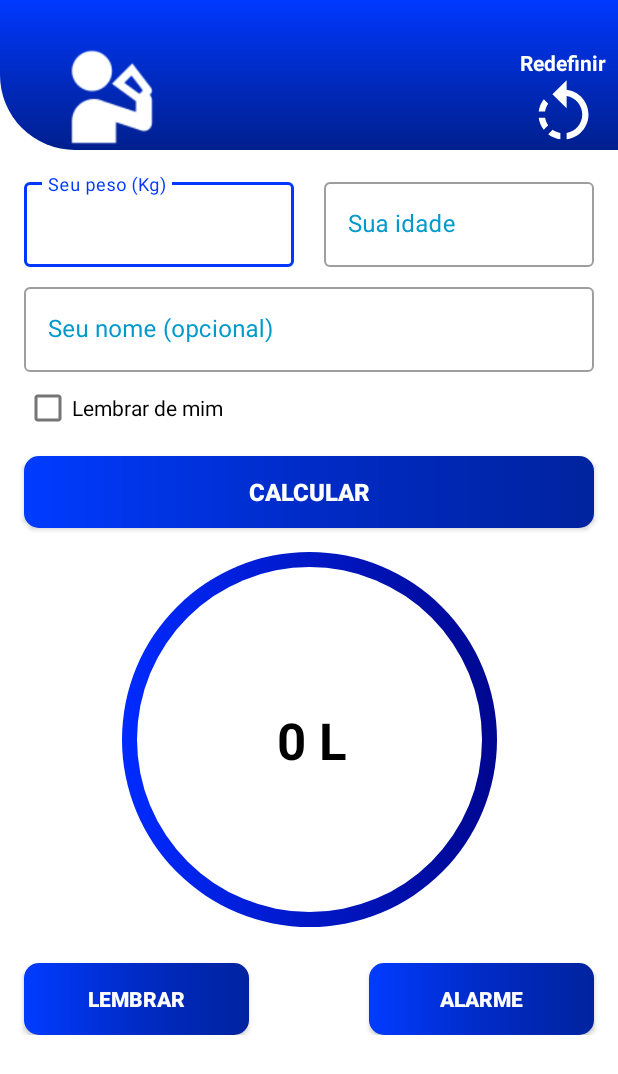
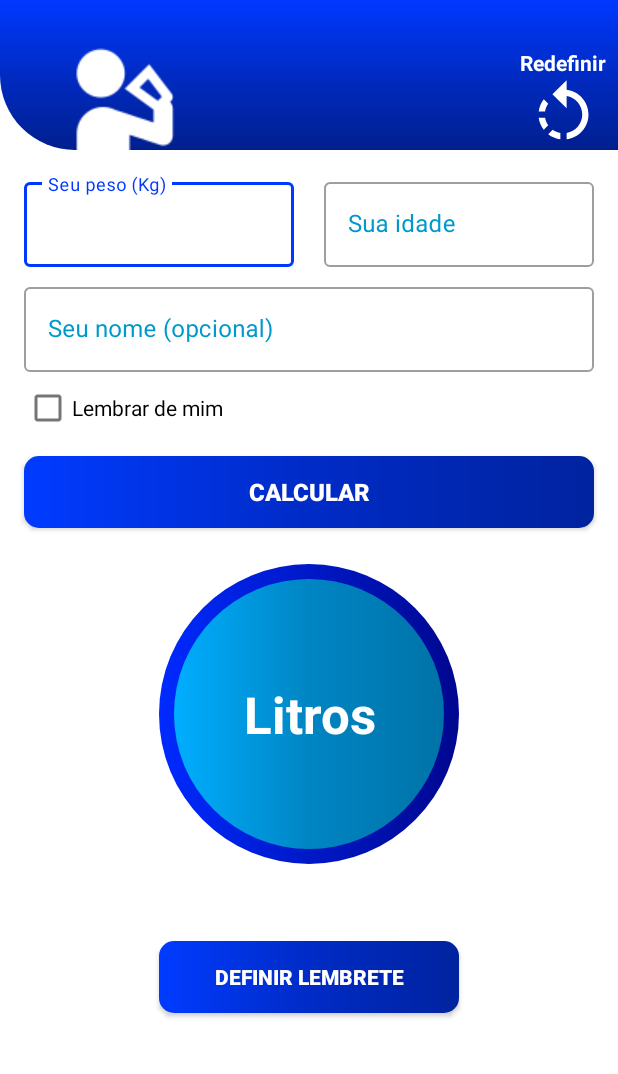
Before and after one commit to Fells778/app-lembrar-de-beber-agua, an Android app: the layout activity_main.xml on its own in the app's theme, with its tools: preview values and no code run, on a phone screen of 412 x 824 dp. Shown: the top 1074 px of the screen. Run offline under Robolectric (Android 15) with nearby library versions, the phone set to English and light mode, and no system bars.

Commit message:
feat: alterações no layout | add fun setVisibleMessage | remove CalcularIngestaoDiaria

```diff
--- a/app/src/main/res/drawable/custom_result.xml
+++ b/app/src/main/res/drawable/custom_result.xml
@@ -15,8 +15,13 @@
         android:right="10dp"
         android:top="10dp">
         <shape android:shape="oval">
-            <solid android:color="@color/white">
-            </solid>
+            <gradient
+                android:startColor="#00AEFF"
+                android:centerColor="#0085C3"
+                android:endColor="#0073A8"
+                android:type="linear">
+
+            </gradient>
         </shape>
     </item>
 </layer-list>
--- a/app/src/main/res/layout/activity_main.xml
+++ b/app/src/main/res/layout/activity_main.xml
@@ -23,15 +23,15 @@
 
             <ImageView
                 android:id="@+id/imageView"
-                android:layout_width="80dp"
-                android:layout_height="80dp"
+                android:layout_width="0dp"
+                android:layout_height="wrap_content"
                 android:layout_marginStart="32dp"
-                android:layout_marginTop="32dp"
+                android:layout_marginTop="42dp"
+                android:contentDescription="@string/legend_drinking_water"
                 app:layout_constraintBottom_toBottomOf="@+id/view"
                 app:layout_constraintStart_toStartOf="parent"
                 app:layout_constraintTop_toTopOf="parent"
-                app:srcCompat="@drawable/icons8_a_beber_96"
-                android:contentDescription="@string/legend_drinking_water"/>
+                app:srcCompat="@drawable/icons8_a_beber_96" />
 
             <ImageView
                 android:id="@+id/imageView_reset"
@@ -96,7 +96,7 @@
                     android:layout_height="wrap_content"
                     android:inputType="numberDecimal"
                     android:maxLength="3"
-                    android:textColorHint="@android:color/holo_blue_dark" />
+                    android:textColorHint="#757575" />
 
 
             </com.google.android.material.textfield.TextInputLayout>
@@ -145,9 +145,9 @@
 
             <View
                 android:id="@+id/view2"
-                android:layout_width="250dp"
-                android:layout_height="250dp"
-                android:layout_marginTop="16dp"
+                android:layout_width="200dp"
+                android:layout_height="200dp"
+                android:layout_marginTop="24dp"
                 android:background="@drawable/custom_result"
                 app:layout_constraintEnd_toEndOf="@+id/button_calc"
                 app:layout_constraintStart_toStartOf="@+id/button_calc"
@@ -157,39 +157,78 @@
                 android:id="@+id/textView_result"
                 android:layout_width="wrap_content"
                 android:layout_height="wrap_content"
-                android:textColor="#000000"
+                android:text="@string/text_lt"
+                android:textColor="@color/white"
                 android:textSize="34sp"
                 android:textStyle="bold"
-                android:text="0 L"
                 app:layout_constraintBottom_toBottomOf="@+id/view2"
                 app:layout_constraintEnd_toEndOf="@+id/view2"
                 app:layout_constraintHorizontal_bias="0.51"
                 app:layout_constraintStart_toStartOf="@+id/view2"
                 app:layout_constraintTop_toTopOf="@+id/view2" />
 
-            <androidx.appcompat.widget.AppCompatButton
-                android:id="@+id/button_remember_to_drink_water"
-                android:layout_width="150dp"
+            <LinearLayout
+                android:id="@+id/linearLayout_mesage"
+                android:layout_width="wrap_content"
                 android:layout_height="wrap_content"
-                android:layout_marginTop="24dp"
-                android:background="@drawable/custom_button"
-                android:text="@string/text_remember"
-                android:textColor="#FFFFFF"
-                android:textStyle="bold"
-                app:layout_constraintStart_toStartOf="@+id/button_calc"
-                app:layout_constraintTop_toBottomOf="@+id/view2" />
+                android:layout_marginStart="8dp"
+                android:layout_marginTop="16dp"
+                android:layout_marginEnd="8dp"
+                android:orientation="horizontal"
+                android:visibility="invisible"
+                app:layout_constraintEnd_toEndOf="parent"
+                app:layout_constraintStart_toStartOf="parent"
+                app:layout_constraintTop_toBottomOf="@+id/view2">
+
+                <TextView
+                    android:id="@+id/textView_name_result"
+                    android:layout_width="wrap_content"
+                    android:layout_height="wrap_content"
+                    android:fontFamily="sans-serif-medium"
+                    android:text="@string/text_name"
+                    android:layout_marginEnd="4dp"
+                    android:textAlignment="center"
+                    android:textColor="@color/black"
+                    android:textSize="14sp"
+                    android:visibility="gone" />
+
+                <TextView
+                    android:id="@+id/textView_you_need_to_ingest"
+                    android:layout_width="wrap_content"
+                    android:layout_height="wrap_content"
+                    android:fontFamily="sans-serif-medium"
+                    android:text="@string/text_you_need_to_ingest"
+                    android:textAlignment="center"
+                    android:textColor="@color/black"
+                    android:layout_marginEnd="4dp"
+                    android:textSize="14sp"
+                    android:visibility="visible" />
+
+                <TextView
+                    android:id="@+id/textView_llt_result"
+                    android:layout_width="wrap_content"
+                    android:layout_height="wrap_content"
+                    android:fontFamily="sans-serif-medium"
+                    android:text="@string/text_lt"
+                    android:textAlignment="center"
+                    android:textColor="@color/black"
+                    android:textSize="14sp" />
+            </LinearLayout>
 
             <androidx.appcompat.widget.AppCompatButton
                 android:id="@+id/button_alarm"
-                android:layout_width="150dp"
+                android:layout_width="0dp"
                 android:layout_height="wrap_content"
-                android:layout_marginTop="24dp"
+                android:layout_marginTop="16dp"
+                android:layout_marginBottom="8dp"
                 android:background="@drawable/custom_button"
                 android:text="@string/text_alert"
                 android:textColor="#FFFFFF"
                 android:textStyle="bold"
-                app:layout_constraintEnd_toEndOf="@+id/button_calc"
-                app:layout_constraintTop_toBottomOf="@+id/view2" />
+                app:layout_constraintBottom_toBottomOf="parent"
+                app:layout_constraintEnd_toEndOf="@+id/view2"
+                app:layout_constraintStart_toStartOf="@+id/view2"
+                app:layout_constraintTop_toBottomOf="@+id/linearLayout_mesage" />
 
         </androidx.constraintlayout.widget.ConstraintLayout>
     </ScrollView>
--- a/app/src/main/res/values/strings.xml
+++ b/app/src/main/res/values/strings.xml
@@ -4,11 +4,14 @@
     <string name="empty_field">Campo vazio</string>
     <string name="text_remember_me">Lembrar de mim</string>
     <string name="text_your_name">Seu nome (opcional)</string>
+    <string name="text_name">%s,</string>
     <string name="text_your_age">Sua idade</string>
     <string name="text_your_weight">Seu peso (Kg)</string>
     <string name="text_reset">Redefinir</string>
     <string name="text_remember">Lembrar</string>
-    <string name="text_alert">Alarme</string>
+    <string name="text_you_need_to_ingest">O seu consumo ideal é:</string>
+    <string name="text_alert">Definir lembrete</string>
+    <string name="text_lt">Litros</string>
     <string name="text_calc">Calcular</string>
     <string name="legend_reset_image">Image de resete</string>
     <string name="legend_drinking_water">Image de homem bebendo agua</string>
```
Also changed, not shown: app/src/main/java/com/example/lembrardebeberagua/MainActivity.kt (+17 -4 lines), app/src/main/java/com/example/lembrardebeberagua/helpers/CalcularIngestaoDiaria.kt (deleted, +0 -34 lines), app/src/main/java/com/example/lembrardebeberagua/model/ViewModelMain.kt (+21 -5 lines), app/src/main/res/layout/custom_time_pick.xml (+6 -1 lines).
